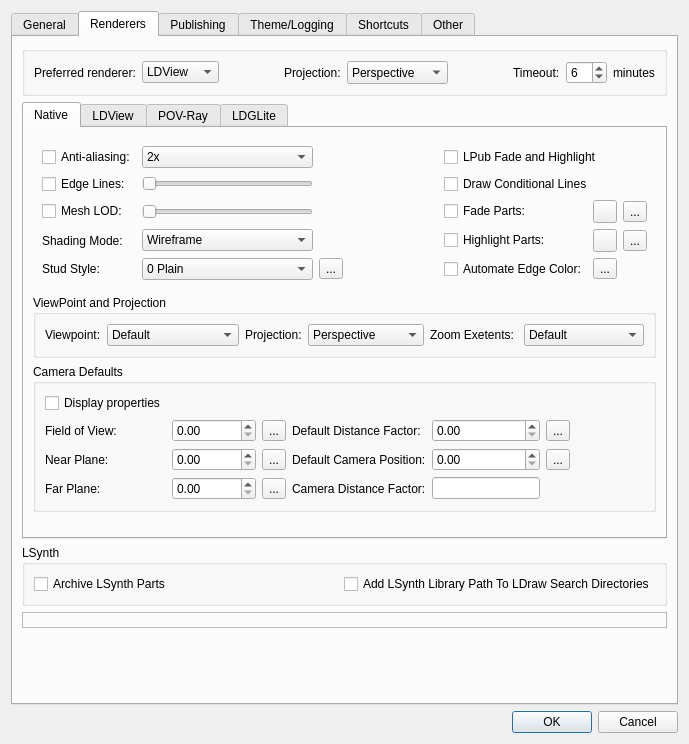
This is mainApp/preferences.ui in trevorsandy/lpub3d-ci as Qt 5 draws it before an edit. The edited form follows.
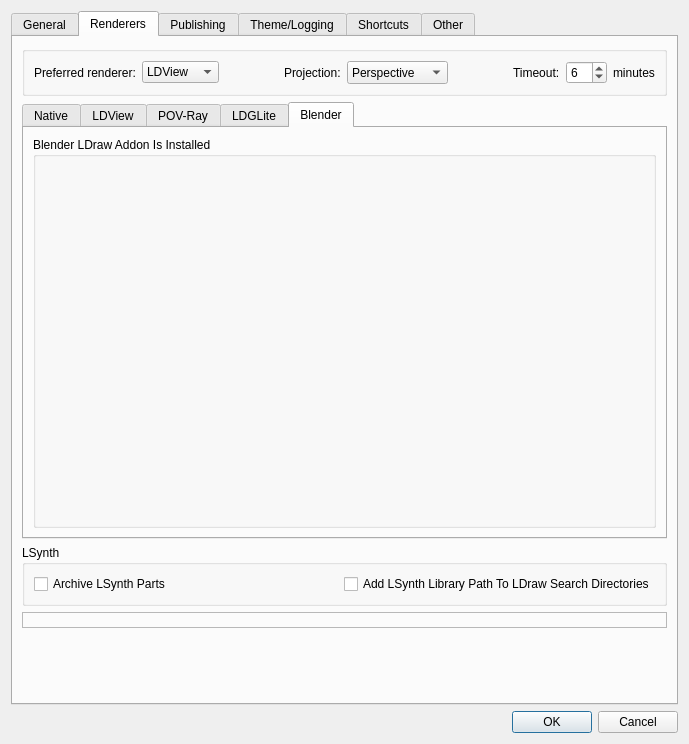
This is the edited form. The open tabs and pages were chosen to show the change.

Commit message: Blender LDraw Render - add addon settings to Preferences #416

Patch:
```diff
--- a/mainApp/preferences.ui
+++ b/mainApp/preferences.ui
@@ -2343,6 +2343,20 @@
            </item>
           </layout>
          </widget>
+         <widget class="QWidget" name="BlenderTab">
+          <attribute name="title">
+           <string>Blender</string>
+          </attribute>
+          <layout class="QVBoxLayout" name="verticalLayout_14">
+           <item>
+            <widget class="QGroupBox" name="blenderGrpBox">
+             <property name="title">
+              <string>Blender LDraw Addon Is Installed</string>
+             </property>
+            </widget>
+           </item>
+          </layout>
+         </widget>
         </widget>
        </item>
        <item>
```
Left out of the diff: 17 changed lines with no effect on the pictures. The commit also changes 2 other files.
